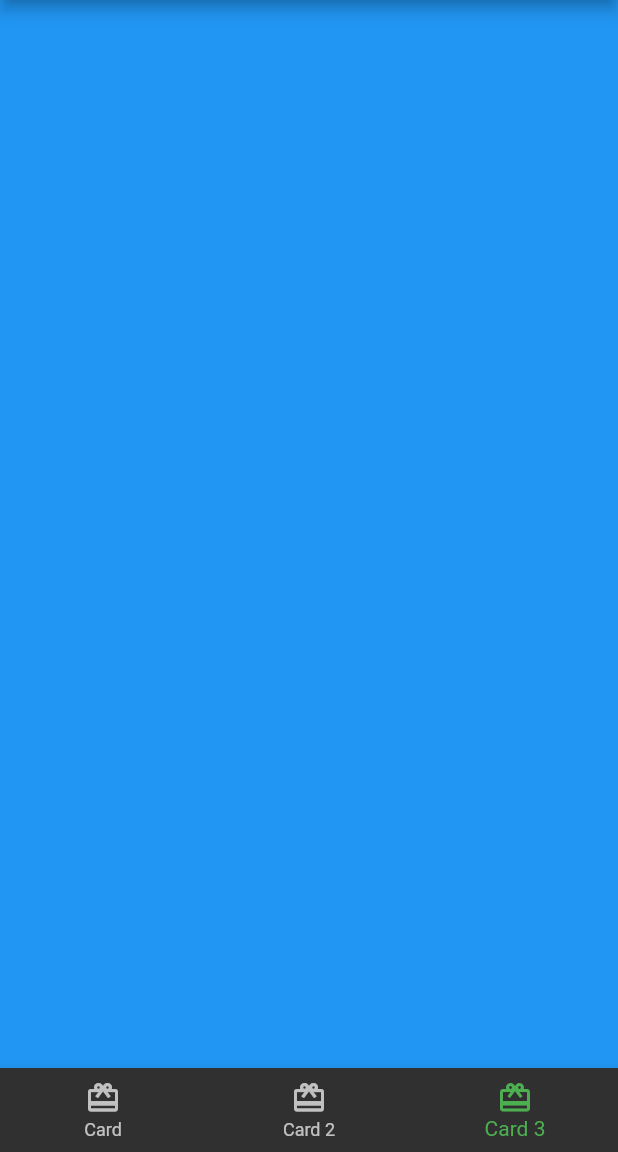
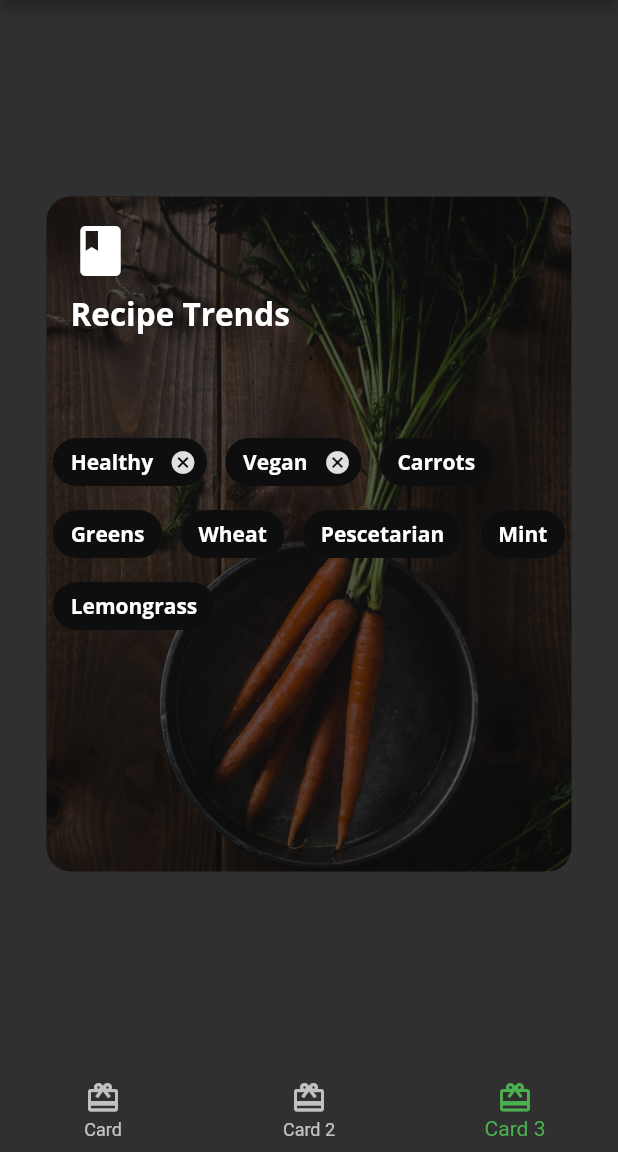
Before and after one commit to manisgoyal/fooderlich, a Flutter app: the screen it shows after launch, item 3 of the bottom bar chosen, on a phone screen of 412 x 824 dp, the part 84-1236 px from its top. Run offline on Flutter 3.47's test engine with Material 2 defaults, Android fonts, the phone set to English and light mode, and no system bars; our stand-ins replace google_fonts.

Commit message:
Chapter 3 done

```diff
--- a/lib/card1.dart
+++ b/lib/card1.dart
@@ -48,8 +48,8 @@ class Card1 extends StatelessWidget {
           width: 350,
           height: 450,
         ),
-        decoration: BoxDecoration(
-            borderRadius: BorderRadius.circular(16),
+        decoration: const BoxDecoration(
+            borderRadius: BorderRadius.all(Radius.circular(16)),
             image: DecorationImage(
               image: AssetImage('assets/mag1.png'),
               fit: BoxFit.cover,
--- /dev/null
+++ b/lib/card3.dart
@@ -0,0 +1,108 @@
+import 'package:flutter/material.dart';
+import 'fooderlich_theme.dart';
+
+class Card3 extends StatelessWidget {
+  const Card3({Key? key}) : super(key: key);
+
+  @override
+  Widget build(BuildContext context) {
+    return Center(
+      child: Container(
+        constraints: const BoxConstraints.expand(
+          width: 350,
+          height: 450,
+        ),
+        decoration: BoxDecoration(
+          image: const DecorationImage(
+            image: AssetImage('assets/mag2.png'),
+            fit: BoxFit.cover,
+          ),
+          borderRadius: BorderRadius.circular(16),
+        ),
+        child: Stack(
+          children: [
+            Container(
+              decoration: BoxDecoration(
+                color: Colors.black.withOpacity(0.6),
+                borderRadius: const BorderRadius.all(Radius.circular(16)),
+              ),
+            ),
+            Container(
+              padding: const EdgeInsets.all(16),
+              child: Column(
+                crossAxisAlignment: CrossAxisAlignment.start,
+                children: [
+                  const Icon(
+                    Icons.book,
+                    color: Colors.white,
+                    size: 40,
+                  ),
+                  const SizedBox(height: 8),
+                  Text(
+                    'Recipe Trends',
+                    style: FooderlichTheme.darkTextTheme.headline2,
+                  ),
+                  const SizedBox(height: 30),
+                ],
+              ),
+            ),
+            Center(
+              child: Wrap(
+                alignment: WrapAlignment.start,
+                spacing: 12,
+                children: [
+                  Chip(
+                    label: Text('Healthy',
+                        style: FooderlichTheme.darkTextTheme.bodyText1),
+                    backgroundColor: Colors.black.withOpacity(0.7),
+                    onDeleted: () {
+                      print('delete');
+                    },
+                  ),
+                  Chip(
+                    label: Text('Vegan',
+                        style: FooderlichTheme.darkTextTheme.bodyText1),
+                    backgroundColor: Colors.black.withOpacity(0.7),
+                    onDeleted: () {
+                      print('delete');
+                    },
+                  ),
+                  Chip(
+                    label: Text('Carrots',
+                        style: FooderlichTheme.darkTextTheme.bodyText1),
+                    backgroundColor: Colors.black.withOpacity(0.7),
+                  ),
+                  Chip(
+                    label: Text('Greens',
+                        style: FooderlichTheme.darkTextTheme.bodyText1),
+                    backgroundColor: Colors.black.withOpacity(0.7),
+                  ),
+                  Chip(
+                    label: Text('Wheat',
+                        style: FooderlichTheme.darkTextTheme.bodyText1),
+                    backgroundColor: Colors.black.withOpacity(0.7),
+                  ),
+                  Chip(
+                    label: Text('Pescetarian',
+                        style: FooderlichTheme.darkTextTheme.bodyText1),
+                    backgroundColor: Colors.black.withOpacity(0.7),
+                  ),
+                  Chip(
+                    label: Text('Mint',
+                        style: FooderlichTheme.darkTextTheme.bodyText1),
+                    backgroundColor: Colors.black.withOpacity(0.7),
+                  ),
+                  Chip(
+                    label: Text('Lemongrass',
+                        style: FooderlichTheme.darkTextTheme.bodyText1),
+                    backgroundColor: Colors.black.withOpacity(0.7),
+                  ),
+                ],
+              ),
+            )
+          ],
+        ),
+      ),
+    );
+  }
+}
--- a/lib/home.dart
+++ b/lib/home.dart
@@ -1,6 +1,8 @@
 import 'package:flutter/material.dart';
-import 'package:fooderlich/card2.dart';
+
+import 'card2.dart';
 import 'card1.dart';
+import 'card3.dart';
 
 class Home extends StatefulWidget {
   const Home({Key? key}) : super(key: key);
@@ -14,7 +16,7 @@ class _HomeState extends State<Home> {
   static List<Widget> pages = <Widget>[
     const Card1(),
     const Card2(),
-    // TODO: Replace with Card3
+    const Card3(),
     Container(color: Colors.blue)
   ];
 
@@ -33,20 +35,19 @@ class _HomeState extends State<Home> {
           style: Theme.of(context).textTheme.headline6,
         ),
       ),
-      // TODO: Show selected tab
       body: pages[_selectedIndex],
       bottomNavigationBar: BottomNavigationBar(
         selectedItemColor: Theme.of(context).textSelectionTheme.selectionColor,
         currentIndex: _selectedIndex,
         onTap: _onItemTapped,
-        items: <BottomNavigationBarItem>[
-          const BottomNavigationBarItem(
+        items: const <BottomNavigationBarItem>[
+          BottomNavigationBarItem(
             icon: Icon(Icons.card_giftcard),
             label: 'Card',
           ),
-          const BottomNavigationBarItem(
+          BottomNavigationBarItem(
               icon: Icon(Icons.card_giftcard), label: 'Card 2'),
-          const BottomNavigationBarItem(
+          BottomNavigationBarItem(
               icon: Icon(Icons.card_giftcard), label: 'Card 3'),
         ],
       ),
--- a/lib/main.dart
+++ b/lib/main.dart
@@ -11,7 +11,6 @@ class FooderLich extends StatelessWidget {
   @override
   Widget build(BuildContext context) {
     final theme = FooderlichTheme.dark();
-    // TODO: Apply Home widget
     return MaterialApp(
       theme: theme,
       title: 'Fooderlich',
```
Also changed, not shown: lib/author_card.dart (added, +62 -0 lines), lib/card2.dart (+33 -2 lines), lib/circle_image.dart (added, +23 -0 lines).
